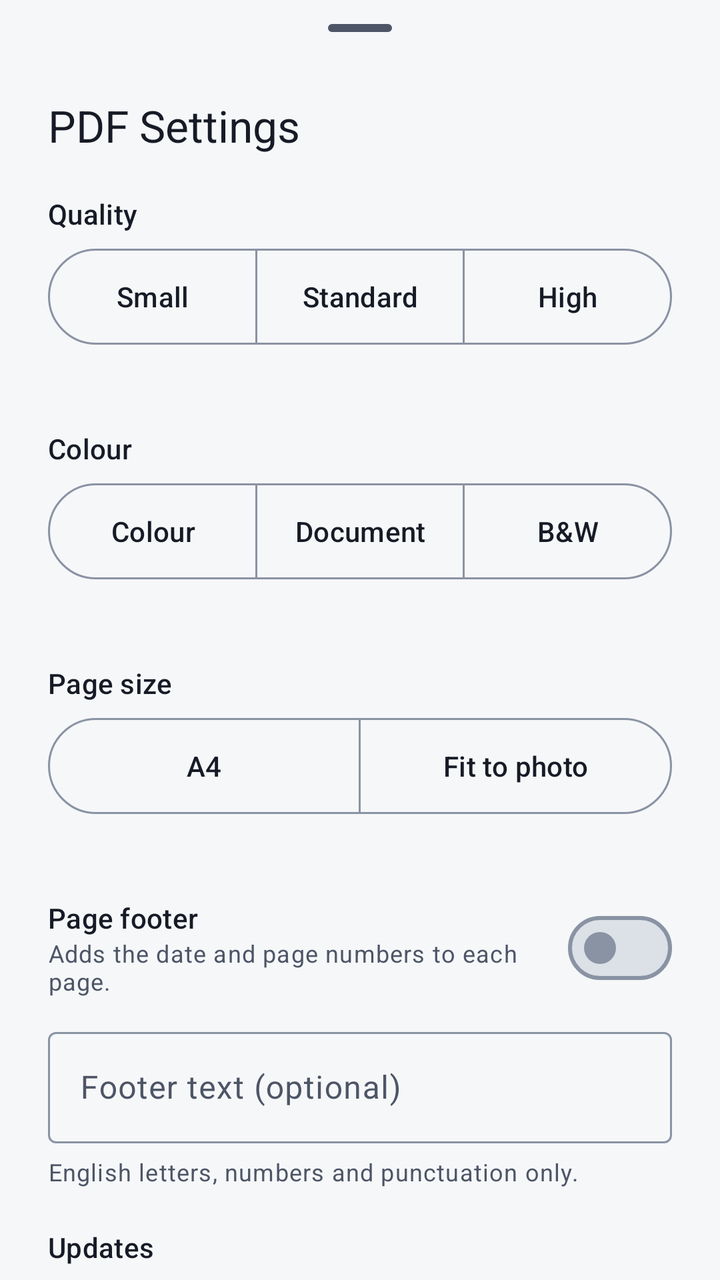
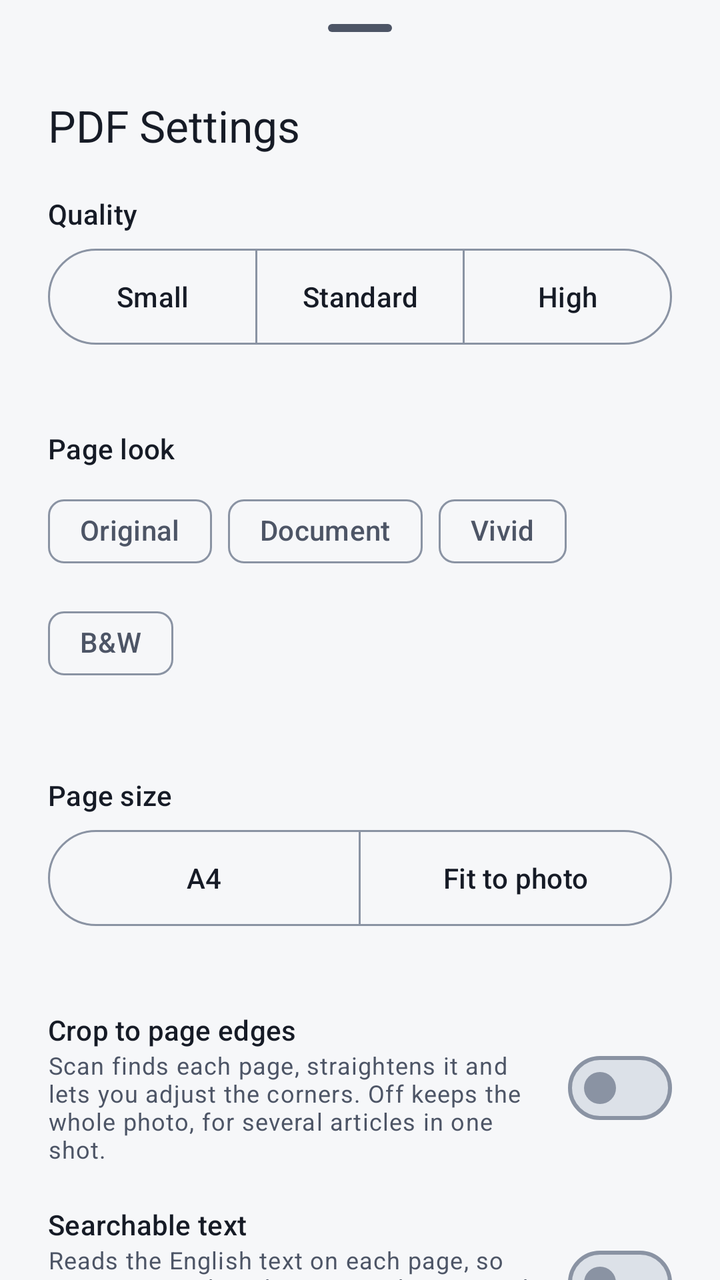

The first picture is an Android layout as it rendered before a commit; the second is the same layout after the commit. The layout source and the unified diff follow.
<!-- AndroidManifest.xml: application theme Theme.DocNest -->
<!-- res/layout/sheet_settings.xml -->
<?xml version="1.0" encoding="utf-8"?>
<androidx.core.widget.NestedScrollView xmlns:android="http://schemas.android.com/apk/res/android"
    xmlns:app="http://schemas.android.com/apk/res-auto"
    android:layout_width="match_parent"
    android:layout_height="wrap_content">

    <LinearLayout
        android:layout_width="match_parent"
        android:layout_height="wrap_content"
        android:orientation="vertical"
        android:paddingStart="24dp"
        android:paddingEnd="24dp"
        android:paddingBottom="24dp">

        <com.google.android.material.bottomsheet.BottomSheetDragHandleView
            android:layout_width="wrap_content"
            android:layout_height="wrap_content"
            android:layout_gravity="center_horizontal" />

        <TextView
            android:layout_width="wrap_content"
            android:layout_height="wrap_content"
            android:accessibilityHeading="true"
            android:text="PDF Settings"
            android:textAppearance="?attr/textAppearanceTitleLarge"
            android:textColor="?attr/colorOnSurface" />

        <TextView
            style="@style/Widget.DocNest.SettingTitle"
            android:text="Quality" />

        <com.google.android.material.button.MaterialButtonToggleGroup
            android:id="@+id/qualityGroup"
            android:layout_width="match_parent"
            android:layout_height="wrap_content"
            app:selectionRequired="true"
            app:singleSelection="true">

            <com.google.android.material.button.MaterialButton
                android:id="@+id/qSmall"
                style="@style/Widget.DocNest.Segment"
                android:text="Small" />

            <com.google.android.material.button.MaterialButton
                android:id="@+id/qStandard"
                style="@style/Widget.DocNest.Segment"
                android:text="Standard" />

            <com.google.android.material.button.MaterialButton
                android:id="@+id/qHigh"
                style="@style/Widget.DocNest.Segment"
                android:text="High" />
        </com.google.android.material.button.MaterialButtonToggleGroup>

        <TextView
            android:id="@+id/qualityHint"
            style="@style/Widget.DocNest.SettingHint" />

        <TextView
            style="@style/Widget.DocNest.SettingTitle"
            android:text="Colour" />

        <com.google.android.material.button.MaterialButtonToggleGroup
            android:id="@+id/colorGroup"
            android:layout_width="match_parent"
            android:layout_height="wrap_content"
            app:selectionRequired="true"
            app:singleSelection="true">

            <com.google.android.material.button.MaterialButton
                android:id="@+id/cColour"
                style="@style/Widget.DocNest.Segment"
                android:text="Colour" />

            <com.google.android.material.button.MaterialButton
                android:id="@+id/cDocument"
                style="@style/Widget.DocNest.Segment"
                android:text="Document" />

            <com.google.android.material.button.MaterialButton
                android:id="@+id/cBw"
                style="@style/Widget.DocNest.Segment"
                android:contentDescription="Black and white"
                android:text="B&amp;W" />
        </com.google.android.material.button.MaterialButtonToggleGroup>

        <TextView
            android:id="@+id/colourHint"
            style="@style/Widget.DocNest.SettingHint" />

        <TextView
            style="@style/Widget.DocNest.SettingTitle"
            android:text="Page size" />

        <com.google.android.material.button.MaterialButtonToggleGroup
            android:id="@+id/pageGroup"
            android:layout_width="match_parent"
            android:layout_height="wrap_content"
            app:selectionRequired="true"
            app:singleSelection="true">

            <com.google.android.material.button.MaterialButton
                android:id="@+id/pA4"
                style="@style/Widget.DocNest.Segment"
                android:text="A4" />

            <com.google.android.material.button.MaterialButton
                android:id="@+id/pPhoto"
                style="@style/Widget.DocNest.Segment"
                android:text="Fit to photo" />
        </com.google.android.material.button.MaterialButtonToggleGroup>

        <TextView
            android:id="@+id/pageHint"
            style="@style/Widget.DocNest.SettingHint" />

        <LinearLayout
            android:layout_width="match_parent"
            android:layout_height="wrap_content"
            android:layout_marginTop="20dp"
            android:baselineAligned="false"
            android:gravity="center_vertical"
            android:orientation="horizontal">

            <LinearLayout
                android:layout_width="0dp"
                android:layout_height="wrap_content"
                android:layout_marginEnd="16dp"
                android:layout_weight="1"
                android:orientation="vertical">

                <TextView
                    android:layout_width="wrap_content"
                    android:layout_height="wrap_content"
                    android:text="Page footer"
                    android:textAppearance="?attr/textAppearanceTitleSmall"
                    android:textColor="?attr/colorOnSurface" />

                <TextView
                    android:layout_width="wrap_content"
                    android:layout_height="wrap_content"
                    android:text="Adds the date and page numbers to each page."
                    android:textAppearance="?attr/textAppearanceBodySmall"
                    android:textColor="?attr/colorOnSurfaceVariant" />
            </LinearLayout>

            <com.google.android.material.materialswitch.MaterialSwitch
                android:id="@+id/footOn"
                android:layout_width="wrap_content"
                android:layout_height="wrap_content"
                android:contentDescription="Page footer" />
        </LinearLayout>

        
        <LinearLayout
            android:id="@+id/footGroup"
            android:layout_width="match_parent"
            android:layout_height="wrap_content"
            android:layout_marginTop="12dp"
            android:orientation="vertical">

            <com.google.android.material.textfield.TextInputLayout
                style="@style/Widget.Material3.TextInputLayout.OutlinedBox"
                android:layout_width="match_parent"
                android:layout_height="wrap_content"
                android:hint="Footer text (optional)">

                <com.google.android.material.textfield.TextInputEditText
                    android:id="@+id/footIn"
                    android:layout_width="match_parent"
                    android:layout_height="wrap_content"
                    android:imeOptions="actionDone"
                    android:inputType="text"
                    android:singleLine="true" />
            </com.google.android.material.textfield.TextInputLayout>

            <TextView
                style="@style/Widget.DocNest.SettingHint"
                android:text="English letters, numbers and punctuation only." />
        </LinearLayout>

        <TextView
            style="@style/Widget.DocNest.SettingTitle"
            android:text="Updates" />

        <LinearLayout
            android:layout_width="match_parent"
            android:layout_height="wrap_content"
            android:baselineAligned="false"
            android:gravity="center_vertical"
            android:orientation="horizontal">

            <TextView
                android:id="@+id/versionText"
                android:layout_width="0dp"
                android:layout_height="wrap_content"
                android:layout_marginEnd="12dp"
                android:layout_weight="1"
                android:textAppearance="?attr/textAppearanceBodyMedium"
                android:textColor="?attr/colorOnSurfaceVariant" />

            <com.google.android.material.button.MaterialButton
                android:id="@+id/updateBtn"
                style="@style/Widget.Material3.Button.OutlinedButton"
                android:layout_width="wrap_content"
                android:layout_height="wrap_content"
                android:maxLines="1"
                android:text="Check for updates"
                android:textColor="?attr/colorOnSurface"
                app:strokeColor="?attr/colorOutline" />
        </LinearLayout>

        <com.google.android.material.button.MaterialButton
            android:id="@+id/doneBtn"
            style="@style/Widget.DocNest.DockButton"
            android:layout_width="match_parent"
            android:layout_marginTop="24dp"
            android:text="Done" />
    </LinearLayout>
</androidx.core.widget.NestedScrollView>
<!-- resources referenced by this layout -->
<resources>
  <style name="Widget.DocNest.DockButton" parent="Widget.Material3.Button">
          <item name="android:layout_height">56dp</item>
          <item name="android:insetTop">0dp</item>
          <item name="android:insetBottom">0dp</item>
          <item name="android:paddingStart">16dp</item>
          <item name="android:paddingEnd">16dp</item>
          <item name="android:textSize">16sp</item>
          <item name="android:maxLines">1</item>
          <item name="android:ellipsize">end</item>
          <item name="cornerRadius">16dp</item>
          <item name="iconGravity">textStart</item>
      </style>
  <style name="Widget.DocNest.Segment" parent="Widget.Material3.Button.OutlinedButton">
          <item name="android:layout_width">0dp</item>
          <item name="android:layout_height">48dp</item>
          <item name="android:layout_weight">1</item>
          <item name="android:insetTop">0dp</item>
          <item name="android:insetBottom">0dp</item>
          <item name="android:paddingStart">4dp</item>
          <item name="android:paddingEnd">4dp</item>
          <item name="android:maxLines">1</item>
          <item name="android:ellipsize">end</item>
          <item name="android:textSize">14sp</item>
          <item name="android:textColor">@color/segment_text</item>
          <item name="strokeColor">?attr/colorOutline</item>
      </style>
  <style name="Widget.DocNest.SettingHint" parent="">
          <item name="android:layout_width">match_parent</item>
          <item name="android:layout_height">wrap_content</item>
          <item name="android:layout_marginTop">6dp</item>
          <item name="android:textAppearance">?attr/textAppearanceBodySmall</item>
          <item name="android:textColor">?attr/colorOnSurfaceVariant</item>
      </style>
  <style name="Widget.DocNest.SettingTitle" parent="">
          <item name="android:layout_width">wrap_content</item>
          <item name="android:layout_height">wrap_content</item>
          <item name="android:layout_marginTop">20dp</item>
          <item name="android:layout_marginBottom">8dp</item>
          <item name="android:textAppearance">?attr/textAppearanceTitleSmall</item>
          <item name="android:textColor">?attr/colorOnSurface</item>
      </style>
  <style name="Theme.DocNest" parent="Base.Theme.DocNest" />
  <color name="primary">#3346A8</color>
  <color name="on_primary">#FFFFFF</color>
  <color name="primary_container">#DDE2FF</color>
  <color name="on_primary_container">#0F1B5C</color>
  <color name="primary_inverse">#B8C3FF</color>
  <color name="secondary">#7A5C12</color>
  <color name="on_secondary">#FFFFFF</color>
  <color name="secondary_container">#F1E2B8</color>
  <color name="on_secondary_container">#3D2E06</color>
  <color name="background">#F6F7F9</color>
  <color name="on_surface">#161B26</color>
  <color name="surface">#F6F7F9</color>
  <color name="surface_highest">#DCE1E8</color>
  <color name="on_surface_variant">#4D5566</color>
  <color name="surface_lowest">#FFFFFF</color>
  <color name="surface_low">#F0F2F6</color>
  <color name="surface_mid">#EAEDF2</color>
  <color name="surface_high">#E3E7ED</color>
  <color name="surface_inverse">#2B303B</color>
  <color name="on_surface_inverse">#EEF0F5</color>
  <color name="outline">#8A93A3</color>
  <color name="outline_variant">#D3D8E0</color>
  <color name="error">#B3261E</color>
  <color name="on_error">#FFFFFF</color>
  <color name="error_container">#F9DEDC</color>
  <color name="on_error_container">#410E0B</color>
  <style name="ThemeOverlay.DocNest.BottomSheet" parent="ThemeOverlay.Material3.BottomSheetDialog">
          <item name="bottomSheetStyle">@style/Widget.DocNest.BottomSheet</item>
          <item name="android:windowSoftInputMode">adjustResize</item>
      </style>
  <style name="Widget.DocNest.BottomSheet" parent="Widget.Material3.BottomSheet.Modal">
          <item name="backgroundTint">@color/surface_low</item>
      </style>
  <!-- unchanged entries left out for length: 1 -->
</resources>

<!-- the commit's change to res/layout/sheet_settings.xml (unified diff, before → after) -->
@@ -58,31 +58,45 @@
 
         <TextView
             style="@style/Widget.DocNest.SettingTitle"
-            android:text="Colour" />
-
-        <com.google.android.material.button.MaterialButtonToggleGroup
+            android:text="Page look" />
+
+        
+        <com.google.android.material.chip.ChipGroup
             android:id="@+id/colorGroup"
             android:layout_width="match_parent"
             android:layout_height="wrap_content"
             app:selectionRequired="true"
             app:singleSelection="true">
 
-            <com.google.android.material.button.MaterialButton
+            <com.google.android.material.chip.Chip
                 android:id="@+id/cColour"
-                style="@style/Widget.DocNest.Segment"
-                android:text="Colour" />
-
-            <com.google.android.material.button.MaterialButton
+                style="@style/Widget.Material3.Chip.Filter"
+                android:layout_width="wrap_content"
+                android:layout_height="wrap_content"
+                android:text="Original" />
+
+            <com.google.android.material.chip.Chip
                 android:id="@+id/cDocument"
-                style="@style/Widget.DocNest.Segment"
+                style="@style/Widget.Material3.Chip.Filter"
+                android:layout_width="wrap_content"
+                android:layout_height="wrap_content"
                 android:text="Document" />
 
-            <com.google.android.material.button.MaterialButton
+            <com.google.android.material.chip.Chip
+                android:id="@+id/cVivid"
+                style="@style/Widget.Material3.Chip.Filter"
+                android:layout_width="wrap_content"
+                android:layout_height="wrap_content"
+                android:text="Vivid" />
+
+            <com.google.android.material.chip.Chip
                 android:id="@+id/cBw"
-                style="@style/Widget.DocNest.Segment"
+                style="@style/Widget.Material3.Chip.Filter"
+                android:layout_width="wrap_content"
+                android:layout_height="wrap_content"
                 android:contentDescription="Black and white"
                 android:text="B&amp;W" />
-        </com.google.android.material.button.MaterialButtonToggleGroup>
+        </com.google.android.material.chip.ChipGroup>
 
         <TextView
             android:id="@+id/colourHint"
@@ -132,6 +146,80 @@
                 <TextView
                     android:layout_width="wrap_content"
                     android:layout_height="wrap_content"
+                    android:text="Crop to page edges"
+                    android:textAppearance="?attr/textAppearanceTitleSmall"
+                    android:textColor="?attr/colorOnSurface" />
+
+                <TextView
+                    android:layout_width="wrap_content"
+                    android:layout_height="wrap_content"
+                    android:text="Scan finds each page, straightens it and lets you adjust the corners. Off keeps the whole photo, for several articles in one shot."
+                    android:textAppearance="?attr/textAppearanceBodySmall"
+                    android:textColor="?attr/colorOnSurfaceVariant" />
+            </LinearLayout>
+
+            <com.google.android.material.materialswitch.MaterialSwitch
+                android:id="@+id/cropOn"
+                android:layout_width="wrap_content"
+                android:layout_height="wrap_content"
+                android:contentDescription="Crop to page edges" />
+        </LinearLayout>
+
+        <LinearLayout
+            android:layout_width="match_parent"
+            android:layout_height="wrap_content"
+            android:layout_marginTop="20dp"
+            android:baselineAligned="false"
+            android:gravity="center_vertical"
+            android:orientation="horizontal">
+
+            <LinearLayout
+                android:layout_width="0dp"
+                android:layout_height="wrap_content"
+                android:layout_marginEnd="16dp"
+                android:layout_weight="1"
+                android:orientation="vertical">
+
+                <TextView
+                    android:layout_width="wrap_content"
+                    android:layout_height="wrap_content"
+                    android:text="Searchable text"
+                    android:textAppearance="?attr/textAppearanceTitleSmall"
+                    android:textColor="?attr/colorOnSurface" />
+
+                <TextView
+                    android:layout_width="wrap_content"
+                    android:layout_height="wrap_content"
+                    android:text="Reads the English text on each page, so you can search and copy it in the PDF and in My documents. Making the PDF takes longer."
+                    android:textAppearance="?attr/textAppearanceBodySmall"
+                    android:textColor="?attr/colorOnSurfaceVariant" />
+            </LinearLayout>
+
+            <com.google.android.material.materialswitch.MaterialSwitch
+                android:id="@+id/searchOn"
+                android:layout_width="wrap_content"
+                android:layout_height="wrap_content"
+                android:contentDescription="Searchable text" />
+        </LinearLayout>
+
+        <LinearLayout
+            android:layout_width="match_parent"
+            android:layout_height="wrap_content"
+            android:layout_marginTop="20dp"
+            android:baselineAligned="false"
+            android:gravity="center_vertical"
+            android:orientation="horizontal">
+
+            <LinearLayout
+                android:layout_width="0dp"
+                android:layout_height="wrap_content"
+                android:layout_marginEnd="16dp"
+                android:layout_weight="1"
+                android:orientation="vertical">
+
+                <TextView
+                    android:layout_width="wrap_content"
+                    android:layout_height="wrap_content"
                     android:text="Page footer"
                     android:textAppearance="?attr/textAppearanceTitleSmall"
                     android:textColor="?attr/colorOnSurface" />
